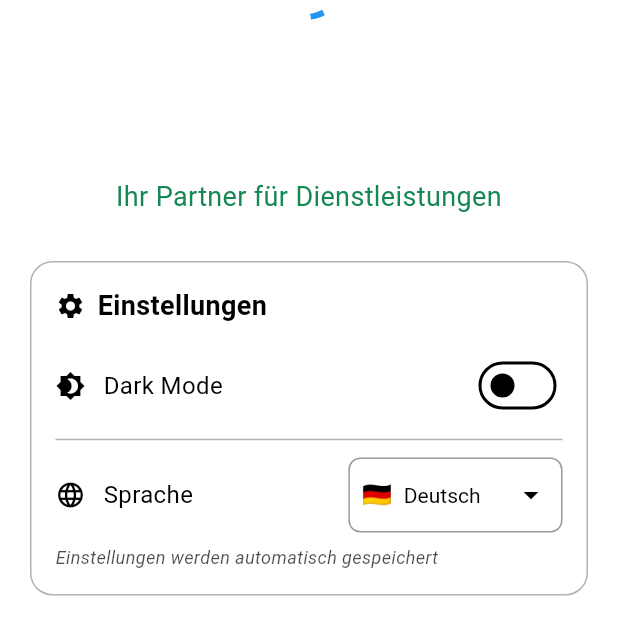
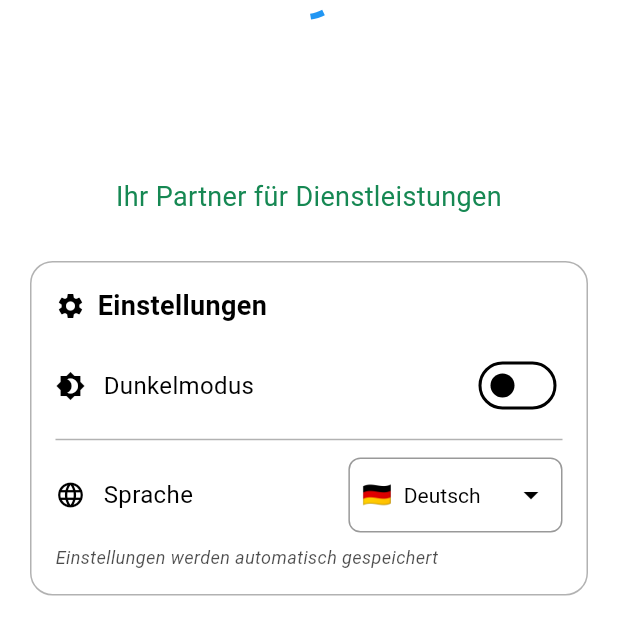
Before and after one commit to ahmad-03-96/FixFair, a Flutter app: the screen it shows after launch, on a phone screen of 412 x 824 dp, the part 618-1236 px from its top. Run offline on Flutter 3.47's test engine with Material 3 defaults, Android fonts, the light colour scheme and no system bars; our stand-ins replace rive; missing offline and left inert: dart:html.

Commit message:
add settings localizations

```diff
--- a/lib/l10n/app_localizations.dart
+++ b/lib/l10n/app_localizations.dart
@@ -86,7 +86,7 @@ class AppLocalizations {
       'additionalInfo': 'Weitere Informationen',
 
       'settings': 'Einstellungen',
-      'darkMode': 'Dark Mode',
+      'darkMode': 'Dunkelmodus',
       'language': 'Sprache',
       'settingsSaved': 'Einstellungen werden automatisch gespeichert',
       'darkModeEnabled': 'Dark Mode aktiviert',
--- a/lib/widgets/header_section.dart
+++ b/lib/widgets/header_section.dart
@@ -88,7 +88,7 @@ class HeaderSection extends StatelessWidget {
                     Icon(Icons.settings, color: textColor, size: 20),
                     SizedBox(width: 8),
                     Text(
-                      'Einstellungen',
+                      localizations.settings,
                       style: TextStyle(
                         fontSize: 18,
                         fontWeight: FontWeight.bold,
@@ -102,7 +102,7 @@ class HeaderSection extends StatelessWidget {
                 // Dark Mode Einstellung
                 _buildSettingItem(
                   icon: Icons.brightness_4,
-                  title: 'Dark Mode',
+                  title: localizations.darkMode,
                   textColor: textColor,
                   trailing: Switch(
                     value: themeProvider.themeMode == ThemeMode.dark,
@@ -125,7 +125,7 @@ class HeaderSection extends StatelessWidget {
                 // Spracheinstellung
                 _buildSettingItem(
                   icon: Icons.language,
-                  title: 'Sprache',
+                  title: localizations.language,
                   textColor: textColor,
                   trailing: Container(
                     padding: EdgeInsets.symmetric(horizontal: 8),
@@ -156,7 +156,7 @@ class HeaderSection extends StatelessWidget {
                           ScaffoldMessenger.of(context).showSnackBar(
                             SnackBar(
                               content: Text(
-                                'Sprache geändert / Language changed',
+                                localizations.languageChanged,
                               ),
                               duration: Duration(seconds: 1),
                             ),
@@ -184,7 +184,7 @@ class HeaderSection extends StatelessWidget {
 
                 // Info Text
                 Text(
-                  'Einstellungen werden automatisch gespeichert',
+                  localizations.settingsSaved,
                   style: TextStyle(
                     fontSize: 12,
                     color: textColor.withOpacity(0.7),
```
